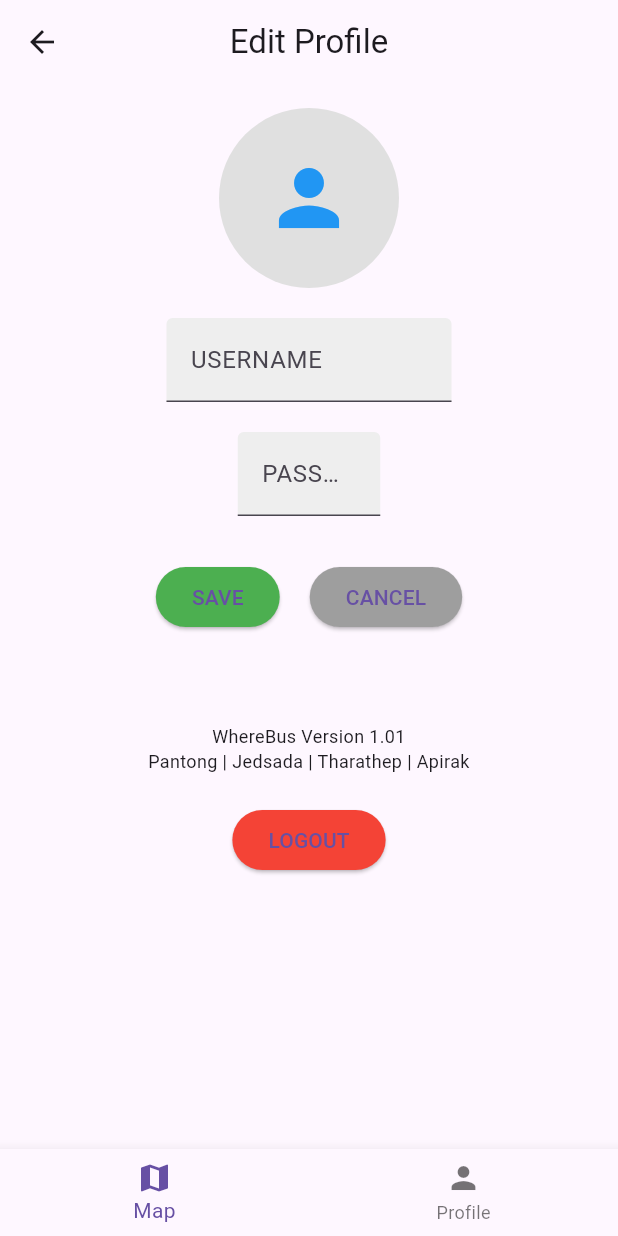
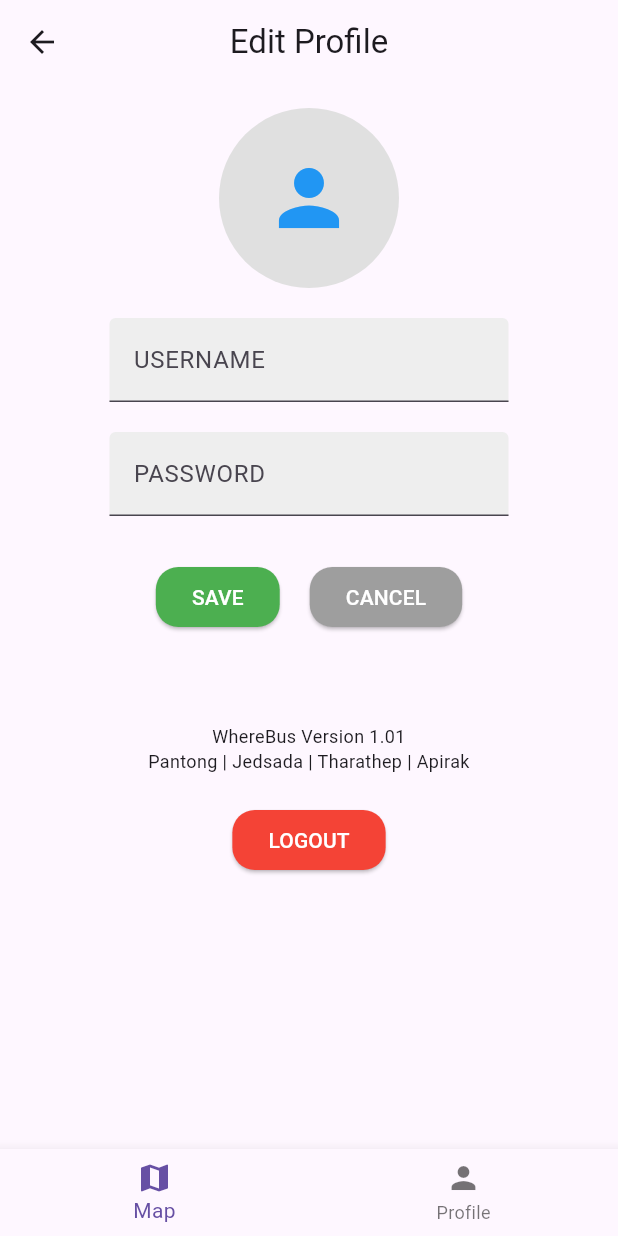
Before and after one commit to Paxius025/WhereBus_app, a Flutter app: the EditProfileScreen screen opened directly with empty values, on a phone screen of 412 x 824 dp. Run offline on Flutter 3.47's test engine with Material 3 defaults, Android fonts, the phone set to English and light mode, and no system bars; our stand-ins replace flutter_map, geolocator, latlong2.

Commit message:
style edit profile page

```diff
--- a/lib/screens/edit_profile_screen.dart
+++ b/lib/screens/edit_profile_screen.dart
@@ -23,6 +23,7 @@ class EditProfileScreen extends StatefulWidget {
 
 class _EditProfileScreenState extends State<EditProfileScreen> {
   final _usernameController = TextEditingController();
+  final _emailController = TextEditingController();
   final _passwordController = TextEditingController();
 
   final ApiService apiService = ApiService();
@@ -34,6 +35,7 @@ class _EditProfileScreenState extends State<EditProfileScreen> {
   void initState() {
     super.initState();
     _usernameController.text = widget.username;
+    _emailController.text = widget.email;
   }
 
   void _updateProfile() async {
@@ -47,7 +49,7 @@ class _EditProfileScreenState extends State<EditProfileScreen> {
       final response = await apiService.updateProfile(
         widget.userId,
         _usernameController.text,
-        widget.email,
+        _emailController.text,
         _passwordController.text.isNotEmpty ? _passwordController.text : null,
       );
 
@@ -99,14 +101,14 @@ class _EditProfileScreenState extends State<EditProfileScreen> {
 
   @override
   Widget build(BuildContext context) {
-    double screenWidth = MediaQuery.of(context).size.width;
-
     return Scaffold(
       appBar: AppBar(
         title: Text('Edit Profile'),
         centerTitle: true,
       ),
-      body: SingleChildScrollView(
+      body: _isLoading
+          ? Center(child: CircularProgressIndicator())
+          : SingleChildScrollView(
               child: Padding(
                 padding: const EdgeInsets.all(16.0),
                 child: Column(
@@ -124,8 +126,10 @@ class _EditProfileScreenState extends State<EditProfileScreen> {
                     const SizedBox(height: 20),
                     FractionallySizedBox(
                       widthFactor:
-                    0.5, // กล่องข้อความขนาด 50% ของหน้าจอ ทำให้มีระยะขอบด้านละ 25%
-                child: TextField(
+                          0.7, // บีบให้ช่องข้อความกว้างเพียง 70% ของหน้าจอ
+                      child: Column(
+                        children: [
+                          TextField(
                             controller: _usernameController,
                             decoration: InputDecoration(
                               labelText: 'USERNAME',
@@ -133,11 +137,8 @@ class _EditProfileScreenState extends State<EditProfileScreen> {
                               fillColor: Colors.grey[200],
                             ),
                           ),
-              ),
                           const SizedBox(height: 20),
-              FractionallySizedBox(
-                widthFactor: 0.25, // กล่องข้อความขนาด 25% ของหน้าจอ
-                child: TextField(
+                          TextField(
                             controller: _passwordController,
                             decoration: InputDecoration(
                               labelText: 'PASSWORD',
@@ -145,6 +146,8 @@ class _EditProfileScreenState extends State<EditProfileScreen> {
                               fillColor: Colors.grey[200],
                             ),
                             obscureText: true,
+                          ),
+                        ],
                       ),
                     ),
                     const SizedBox(height: 30),
@@ -155,6 +158,10 @@ class _EditProfileScreenState extends State<EditProfileScreen> {
                           onPressed: _updateProfile,
                           style: ElevatedButton.styleFrom(
                             backgroundColor: Colors.green,
+                            foregroundColor: Colors.white,
+                            shape: RoundedRectangleBorder(
+                              borderRadius: BorderRadius.circular(15),
+                            ),
                           ),
                           child: const Text('SAVE'),
                         ),
@@ -165,6 +172,10 @@ class _EditProfileScreenState extends State<EditProfileScreen> {
                           },
                           style: ElevatedButton.styleFrom(
                             backgroundColor: Colors.grey,
+                            foregroundColor: Colors.white,
+                            shape: RoundedRectangleBorder(
+                              borderRadius: BorderRadius.circular(15),
+                            ),
                           ),
                           child: const Text('CANCEL'),
                         ),
@@ -196,7 +207,13 @@ class _EditProfileScreenState extends State<EditProfileScreen> {
                     const SizedBox(height: 20),
                     ElevatedButton(
                       onPressed: _logout, // ปุ่ม Logout
-                style: ElevatedButton.styleFrom(backgroundColor: Colors.red),
+                      style: ElevatedButton.styleFrom(
+                        backgroundColor: Colors.red,
+                        foregroundColor: Colors.white,
+                        shape: RoundedRectangleBorder(
+                          borderRadius: BorderRadius.circular(15),
+                        ),
+                      ),
                       child: Text('LOGOUT'),
                     ),
                   ],
```
Lines whose indentation alone changed are shown as unchanged.
